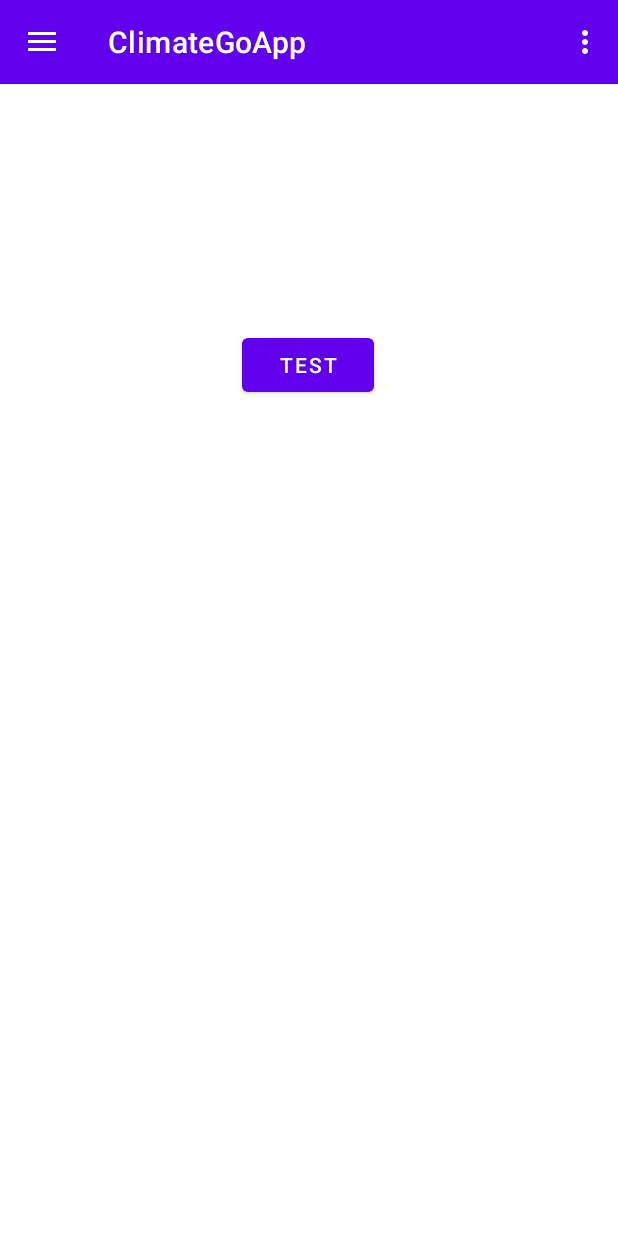
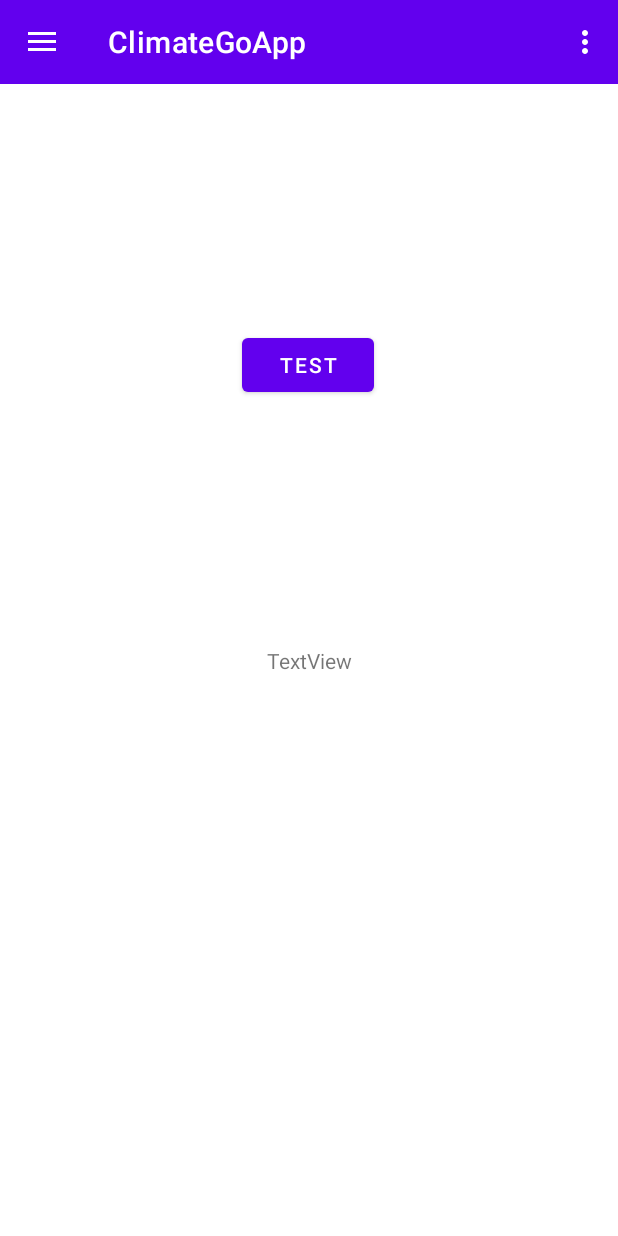
Before and after one commit to CDaut/climate-go, an Android app: the screen it shows after launch (DebugActivity before the commit, HomeActivity after it), in the side drawer, after a tap on "Debug view", on a phone screen of 412 x 824 dp. Run offline under Robolectric (Android 15) with nearby library versions, the phone set to English and light mode, and no system bars; our stand-ins replace navigation-ui.

Commit message:
changed weird activity switching to smooth fragment switching

```diff
--- a/ClimateGoApp/app/src/main/java/de/cdaut/climategoapp/activities/ActivityUtils.java
+++ /dev/null
@@ -1,44 +0,0 @@
-package de.cdaut.climategoapp.activities;
-
-import android.content.Intent;
-import android.view.MenuItem;
-
-import androidx.annotation.NonNull;
-import androidx.appcompat.app.AppCompatActivity;
-import androidx.drawerlayout.widget.DrawerLayout;
-
-import de.cdaut.climategoapp.R;
-
-public final class ActivityUtils {
-    private ActivityUtils() {
-        throw new IllegalAccessError("Utility Class");
-    }
-
-    public static boolean handleNavBarItemClicks(@NonNull MenuItem item,
-                                                 AppCompatActivity rootClass,
-                                                 DrawerLayout drawer) {
-
-        Class<? extends AppCompatActivity> targetActivityClass;
-
-        switch (item.getItemId()) {
-            case R.id.nav_main:
-                targetActivityClass = HomeActivity.class;
-                break;
-            case R.id.nav_debug:
-                targetActivityClass = DebugActivity.class;
-                break;
-            default:
-                throw new IllegalAccessError("Illegal activity met in nav drawer");
-        }
-
-        if (targetActivityClass.equals(rootClass.getClass())) {
-            drawer.closeDrawers();
-            return false;
-        }
-
-        Intent targetIntent = new Intent(rootClass, targetActivityClass);
-        rootClass.startActivity(targetIntent);
-
-        return false;
-    }
-}
--- a/ClimateGoApp/app/src/main/java/de/cdaut/climategoapp/activities/DebugActivity.java
+++ /dev/null
@@ -1,103 +0,0 @@
-package de.cdaut.climategoapp.activities;
-
-import android.content.Intent;
-import android.os.Bundle;
-
-
-import androidx.annotation.NonNull;
-import androidx.appcompat.app.ActionBarDrawerToggle;
-import androidx.appcompat.app.AppCompatActivity;
-
-import androidx.drawerlayout.widget.DrawerLayout;
-import androidx.navigation.NavController;
-import androidx.navigation.Navigation;
-import androidx.navigation.ui.AppBarConfiguration;
-import androidx.navigation.ui.NavigationUI;
-
-import de.cdaut.climategoapp.R;
-import de.cdaut.climategoapp.databinding.ActivityDebugBinding;
-
-import android.view.Menu;
-import android.view.MenuItem;
-
-import com.google.android.material.navigation.NavigationView;
-
-public class DebugActivity extends AppCompatActivity implements NavigationView.OnNavigationItemSelectedListener {
-
-    private AppBarConfiguration appBarConfiguration;
-    private ActivityDebugBinding binding;
-    public DrawerLayout drawerLayout;
-    public ActionBarDrawerToggle actionBarDrawerToggle;
-
-    @Override
-    protected void onCreate(Bundle savedInstanceState) {
-        super.onCreate(savedInstanceState);
-
-        binding = ActivityDebugBinding.inflate(getLayoutInflater());
-        setContentView(binding.getRoot());
-
-        setSupportActionBar(binding.toolbar);
-
-
-        // drawer layout instance to toggle the menu icon to open
-        // drawer and back button to close drawer
-        drawerLayout = findViewById(R.id.debug_drawer_layout);
-        actionBarDrawerToggle = new ActionBarDrawerToggle(this,
-                drawerLayout,
-                R.string.nav_open,
-                R.string.nav_close);
-
-        // pass the Open and Close toggle for the drawer layout listener
-        // to toggle the button
-        drawerLayout.addDrawerListener(actionBarDrawerToggle);
-        actionBarDrawerToggle.syncState();
-
-        // to make the Navigation drawer icon always appear on the action bar
-        getSupportActionBar().setDisplayHomeAsUpEnabled(true);
-
-        setNavigationViewListener();
-    }
-
-    @Override
-    public boolean onCreateOptionsMenu(Menu menu) {
-        // Inflate the menu; this adds items to the action bar if it is present.
-        getMenuInflater().inflate(R.menu.menu_main, menu);
-        return true;
-    }
-
-    @Override
-    public boolean onOptionsItemSelected(MenuItem item) {
-        // Handle action bar item clicks here. The action bar will
-        // automatically handle clicks on the Home/Up button, so long
-        // as you specify a parent activity in AndroidManifest.xml.
-        int id = item.getItemId();
-
-        if (actionBarDrawerToggle.onOptionsItemSelected(item)) {
-            return true;
-        }
-
-        //noinspection SimplifiableIfStatement
-        if (id == R.id.action_settings) {
-            return true;
-        }
-
-        return super.onOptionsItemSelected(item);
-    }
-
-    @Override
-    public boolean onSupportNavigateUp() {
-        NavController navController = Navigation.findNavController(this, R.id.nav_host_fragment_content_nav);
-        return NavigationUI.navigateUp(navController, appBarConfiguration)
-                || super.onSupportNavigateUp();
-    }
-
-    @Override
-    public boolean onNavigationItemSelected(@NonNull MenuItem item) {
-        return ActivityUtils.handleNavBarItemClicks(item, this, drawerLayout);
-    }
-
-    private void setNavigationViewListener() {
-        NavigationView navigationView = findViewById(R.id.nav_drawer);
-        navigationView.setNavigationItemSelectedListener(this);
-    }
-}
--- a/ClimateGoApp/app/src/main/java/de/cdaut/climategoapp/activities/HomeActivity.java
+++ b/ClimateGoApp/app/src/main/java/de/cdaut/climategoapp/activities/HomeActivity.java
@@ -1,6 +1,5 @@
 package de.cdaut.climategoapp.activities;
 
-import android.content.Intent;
 import android.os.Bundle;
 
 
@@ -9,11 +8,14 @@ import androidx.appcompat.app.ActionBarDrawerToggle;
 import androidx.appcompat.app.AppCompatActivity;
 
 import androidx.drawerlayout.widget.DrawerLayout;
+import androidx.fragment.app.Fragment;
 import androidx.navigation.NavController;
 import androidx.navigation.Navigation;
 import androidx.navigation.ui.AppBarConfiguration;
 import androidx.navigation.ui.NavigationUI;
 
+import de.cdaut.climategoapp.DebugFragment;
+import de.cdaut.climategoapp.HomeFragment;
 import de.cdaut.climategoapp.R;
 import de.cdaut.climategoapp.databinding.ActivityHomeBinding;
 
@@ -52,7 +54,13 @@ public class HomeActivity extends AppCompatActivity implements NavigationView.On
         actionBarDrawerToggle.syncState();
 
         // to make the Navigation drawer icon always appear on the action bar
-        getSupportActionBar(). setDisplayHomeAsUpEnabled(true);
+        getSupportActionBar().setDisplayHomeAsUpEnabled(true);
+
+        //add the Home Fragment to the Fragment container
+        this.getSupportFragmentManager()
+                .beginTransaction()
+                .replace(R.id.home_act_fragment_container, new HomeFragment())
+                .commit();
 
         setNavigationViewListener();
     }
@@ -93,7 +101,30 @@ public class HomeActivity extends AppCompatActivity implements NavigationView.On
 
     @Override
     public boolean onNavigationItemSelected(@NonNull MenuItem item) {
-        return ActivityUtils.handleNavBarItemClicks(item, this, drawerLayout);
+
+        Fragment targetFragment;
+
+        //determine which fragment to switch to
+        switch (item.getItemId()) {
+            case R.id.nav_main:
+                targetFragment = new HomeFragment();
+                break;
+            case R.id.nav_debug:
+                targetFragment = new DebugFragment();
+                break;
+            default:
+                throw new IllegalAccessError("Illegal activity met in nav drawer");
+        }
+
+        //switch to the appropriate Fragment
+        this.getSupportFragmentManager()
+                .beginTransaction()
+                .replace(R.id.home_act_fragment_container, targetFragment)
+                .commit();
+
+        //close the nav drawer after switching fragments
+        this.drawerLayout.closeDrawers();
+        return false;
     }
 
     private void setNavigationViewListener() {
--- a/ClimateGoApp/app/src/main/res/layout/activity_debug.xml
+++ /dev/null
@@ -1,37 +0,0 @@
-<?xml version="1.0" encoding="utf-8"?>
-<androidx.drawerlayout.widget.DrawerLayout xmlns:android="http://schemas.android.com/apk/res/android"
-    xmlns:app="http://schemas.android.com/apk/res-auto"
-    xmlns:tools="http://schemas.android.com/tools"
-    android:id="@+id/debug_drawer_layout"
-    android:layout_width="match_parent"
-    android:layout_height="match_parent"
-    tools:context=".activities.HomeActivity"
-    tools:ignore="HardcodedText">
-
-    <LinearLayout
-        android:layout_width="match_parent"
-        android:layout_height="wrap_content"
-        android:orientation="vertical"
-        android:theme="@style/Theme.ClimateGoApp.AppBarOverlay">
-
-        <androidx.appcompat.widget.Toolbar
-            android:id="@+id/toolbar"
-            android:layout_width="match_parent"
-            android:layout_height="?attr/actionBarSize"
-            android:background="?attr/colorPrimary"
-            app:popupTheme="@style/Theme.ClimateGoApp.PopupOverlay" />
-
-        <include layout="@layout/fragment_debug" />
-    </LinearLayout>
-
-    <!--this the navigation view which draws
-    and shows the navigation drawer-->
-    <!--include the menu created in the menu folder-->
-    <com.google.android.material.navigation.NavigationView
-        android:id="@+id/nav_drawer"
-        android:layout_width="wrap_content"
-        android:layout_height="match_parent"
-        android:layout_gravity="start"
-        app:menu="@menu/navigation_menu" />
-
-</androidx.drawerlayout.widget.DrawerLayout>
--- a/ClimateGoApp/app/src/main/res/layout/activity_home.xml
+++ b/ClimateGoApp/app/src/main/res/layout/activity_home.xml
@@ -21,7 +21,11 @@
             android:background="?attr/colorPrimary"
             app:popupTheme="@style/Theme.ClimateGoApp.PopupOverlay" />
 
-        <include layout="@layout/fragment_home" />
+        <FrameLayout
+            android:id="@+id/home_act_fragment_container"
+            android:layout_width="match_parent"
+            android:layout_height="match_parent">
+        </FrameLayout>
     </LinearLayout>
 
     <!--this the navigation view which draws
```
Also changed, not shown: ClimateGoApp/app/src/main/AndroidManifest.xml (+0 -11 lines), ClimateGoApp/app/src/main/res/navigation/nav_graph.xml (+4 -4 lines).
